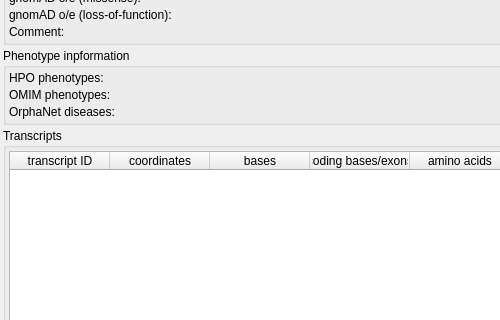
Qt form src/GSvar/GeneWidget.ui (imgag/ngs-bits) before a commit; both pictures show x 0 to 500 and y 246 to 566 of the 854 by 757 pixel window.
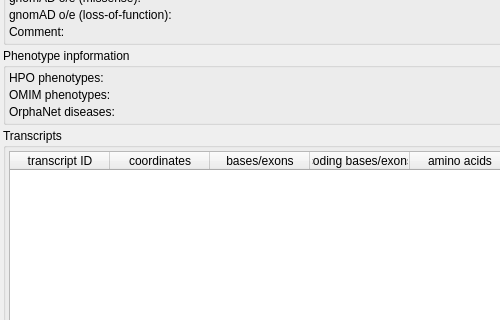
The same form after that commit. Icons and pictures are not drawn.

Diff of the .ui file:
```diff
--- a/src/GSvar/GeneWidget.ui
+++ b/src/GSvar/GeneWidget.ui
@@ -663,7 +663,7 @@
         </column>
         <column>
          <property name="text">
-          <string>bases</string>
+          <string>bases/exons</string>
          </property>
         </column>
         <column>
```
